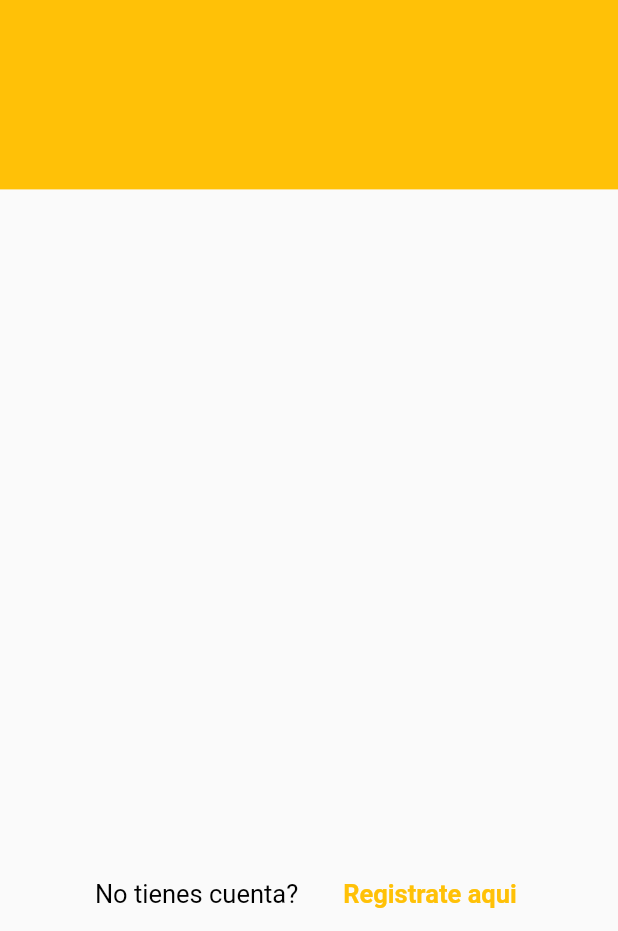
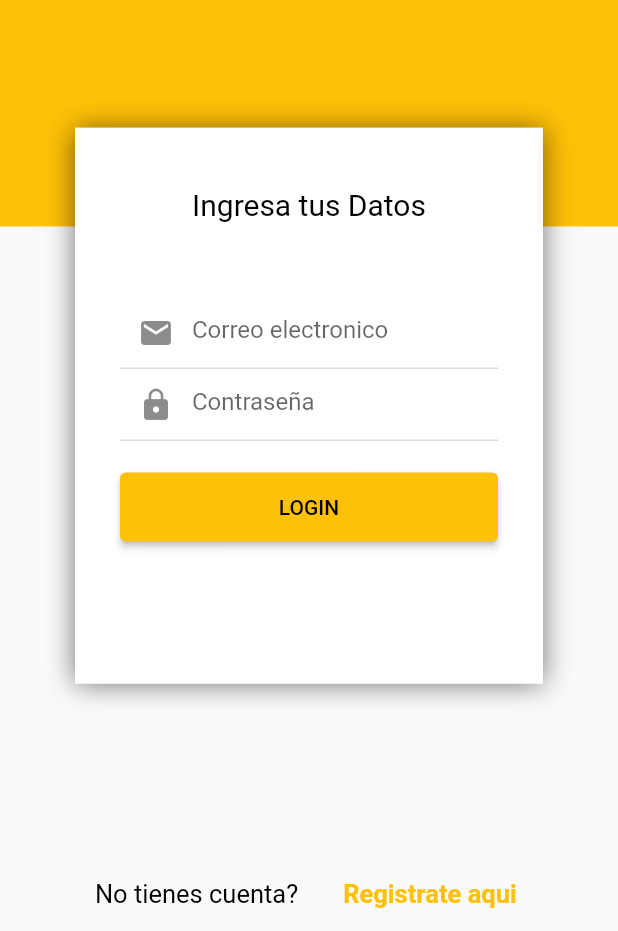
Before and after one commit to hrsd83/App-Delivery, a Flutter app: the screen it shows after launch, on a phone screen of 412 x 824 dp, the part 305-1236 px from its top. Run offline on Flutter 3.47's test engine with Material 2 defaults, Android fonts, the phone set to English and light mode, and no system bars; our stand-ins replace get.

Commit message:
Se crea la caja para ingresar el email y password

```diff
--- a/lib/main.dart
+++ b/lib/main.dart
@@ -1,5 +1,6 @@
 import 'package:flutter/material.dart';
 import 'package:flutter_application/src/pages/login/login_page.dart';
+import 'package:flutter_application/src/pages/register/register_page.dart';
 import 'package:get/get.dart';
 
 void main() {
@@ -7,14 +8,13 @@ void main() {
 }
 
 class MyApp extends StatefulWidget {
-  const MyApp({ Key? key }) : super(key: key);
+  const MyApp({Key? key}) : super(key: key);
 
   @override
   State<MyApp> createState() => _MyAppState();
 }
 
 class _MyAppState extends State<MyApp> {
-
 //Metodo initstate para ejecutar el primer codigo
   @override
   void initState() {
@@ -24,16 +24,30 @@ class _MyAppState extends State<MyApp> {
 
   @override
   Widget build(BuildContext context) {
-    return  GetMaterialApp(
+    return GetMaterialApp(
       debugShowCheckedModeBanner: false,
       title: 'AppDelivery',
       initialRoute: '/',
-      getPages:  [
-        GetPage(name: '/', page: () => const LoginPage())
-
+      getPages: [
+        GetPage(name: '/', page: () => LoginPage()),
+        GetPage(name: '/register', page: () => const RegisterPage()),
       ],
+      theme: ThemeData(
+          primaryColor: Colors.amber,
+          colorScheme: const ColorScheme(
+            brightness: Brightness.light,
+            onBackground: Colors.grey,
+            onSecondary: Colors.grey,
+            onPrimary: Colors.grey,
+            primary: Colors.amber,
+            secondary: Colors.amberAccent,
+            surface: Colors.grey,
+            onSurface: Colors.grey,
+            error: Colors.grey,
+            onError: Colors.grey,
+            background: Colors.grey,
+          )),
       navigatorKey: Get.key,
-
     );
   }
 }
--- /dev/null
+++ b/lib/src/pages/login/login_controller.dart
@@ -0,0 +1,7 @@
+import 'package:get/get.dart';
+
+class LoginController extends GetxController {
+  void goToRegisterPage() {
+    Get.toNamed('/register');
+  }
+}
--- a/lib/src/pages/login/login_page.dart
+++ b/lib/src/pages/login/login_page.dart
@@ -1,7 +1,9 @@
 import 'package:flutter/material.dart';
+import 'package:flutter_application/src/pages/login/login_controller.dart';
+import 'package:get/get.dart';
 
 class LoginPage extends StatelessWidget {
-  const LoginPage({Key? key}) : super(key: key);
+  LoginController control = Get.put(LoginController());
 
   @override
   Widget build(BuildContext context) {
@@ -14,6 +16,7 @@ class LoginPage extends StatelessWidget {
         //CON EL STACK SE SE POSICIONAN UNO ARRIBA DE OTRO
         children: [
           _backgroundCover(context),
+          _boxForm(context),
           Column(
             //CON EL COLUMN SE  POSICIONAN UNO DEBAJO DEL OTRO
             children: [_imageCover(), _textAppName()],
@@ -27,7 +30,7 @@ class LoginPage extends StatelessWidget {
   Widget _backgroundCover(BuildContext context) {
     return Container(
       width: double.infinity,
-      height: MediaQuery.of(context).size.height * 0.4,
+      height: MediaQuery.of(context).size.height * 0.43,
       color: Colors.amber,
     );
   }
@@ -43,21 +46,106 @@ class LoginPage extends StatelessWidget {
     );
   }
 
+  // SE CREA EL FORM
+  Widget _boxForm(BuildContext context) {
+    return Container(
+        height: MediaQuery.of(context).size.height * 0.45,
+        margin: EdgeInsets.only(
+            top: MediaQuery.of(context).size.height * 0.35,
+            left: 50,
+            right: 50),
+        decoration: const BoxDecoration(
+            color: Colors.white,
+            boxShadow: <BoxShadow>[
+              BoxShadow(
+                  color: Colors.black54,
+                  blurRadius: 15,
+                  offset: Offset(0, 0.75))
+            ]),
+        child: SingleChildScrollView(
+          child: Column(children: [
+            _textYourInfo(),
+            _textFieldEmail(),
+            _textFieldPassword(),
+            _buttonLogin(),
+          ]),
+        ));
+  }
+
+  //WIDGET DE INGRESAR INFORMACION
+  Widget _textYourInfo() {
+    return Container(
+      margin: const EdgeInsets.only(top: 40, bottom: 50),
+      child: const Text(
+        'Ingresa tus Datos',
+        style: TextStyle(color: Colors.black, fontSize: 20),
+      ),
+    );
+  }
+
+  //WIDGET DEL EMAIL
+  Widget _textFieldEmail() {
+    return Container(
+      margin: const EdgeInsets.symmetric(horizontal: 30),
+      child: const TextField(
+          keyboardType: TextInputType.emailAddress,
+          decoration: InputDecoration(
+            hintText: 'Correo electronico',
+            prefixIcon: Icon(Icons.email),
+          )),
+    );
+  }
+
+  //WIDGET DEL PASSWORD
+
+  Widget _textFieldPassword() {
+    return Container(
+      margin: const EdgeInsets.symmetric(horizontal: 30),
+      child: const TextField(
+          keyboardType: TextInputType.text,
+          obscureText: true,
+          decoration: InputDecoration(
+            hintText: 'Contraseña',
+            prefixIcon: Icon(Icons.lock),
+          )),
+    );
+  }
+
+  //WIDGET DEL BUTTON
+
+  Widget _buttonLogin() {
+    return Container(
+      width: double.infinity,
+      margin: const EdgeInsets.symmetric(horizontal: 30, vertical: 20),
+      child: ElevatedButton(
+          onPressed: () {},
+          style: ElevatedButton.styleFrom(
+              padding: const EdgeInsets.symmetric(vertical: 15)),
+          child: const Text(
+            'LOGIN',
+            style: TextStyle(color: Colors.black),
+          )),
+    );
+  }
+
   //WIDGET DE OPCIONES DE LA CUENTA Y REGISTRARSE
   Widget _textDontHaveAccount() {
     return Row(
       mainAxisAlignment: MainAxisAlignment.center,
       //PERMITE UBICAR ELEMENTOS UNO AL LADO DE OTRO (HORIZONTALMENTE)
-      children: const [
-        Text(
+      children: [
+        const Text(
           'No tienes cuenta?',
           style: TextStyle(color: Colors.black, fontSize: 17),
         ),
-        SizedBox(width: 30),
-        Text(
-          'Registrate aqui ',
-          style: TextStyle(
-              color: Colors.amber, fontWeight: FontWeight.bold, fontSize: 17),
+        const SizedBox(width: 30),
+        GestureDetector(
+          onTap: () => control.goToRegisterPage(),
+          child: const Text(
+            'Registrate aqui ',
+            style: TextStyle(
+                color: Colors.amber, fontWeight: FontWeight.bold, fontSize: 17),
+          ),
         ),
       ],
     );
@@ -74,8 +162,6 @@ class LoginPage extends StatelessWidget {
             'assets/img/logo2.webp',
             width: 200,
             height: 130,
-
-
           )),
     );
   }
--- /dev/null
+++ b/lib/src/pages/register/register_page.dart
@@ -0,0 +1,21 @@
+import 'package:flutter/material.dart';
+
+class RegisterPage extends StatelessWidget {
+  const RegisterPage({Key? key}) : super(key: key);
+
+  @override
+  Widget build(BuildContext context) {
+    return Scaffold(
+      body: Stack(
+        //CON EL STACK SE SE POSICIONAN UNO ARRIBA DE OTRO
+        children: [
+          // _backgroundCover(context),
+          Column(
+              //CON EL COLUMN SE  POSICIONAN UNO DEBAJO DEL OTRO
+              // children: [_imageCover(), _textAppName()],
+              ),
+        ],
+      ),
+    );
+  }
+}
```
